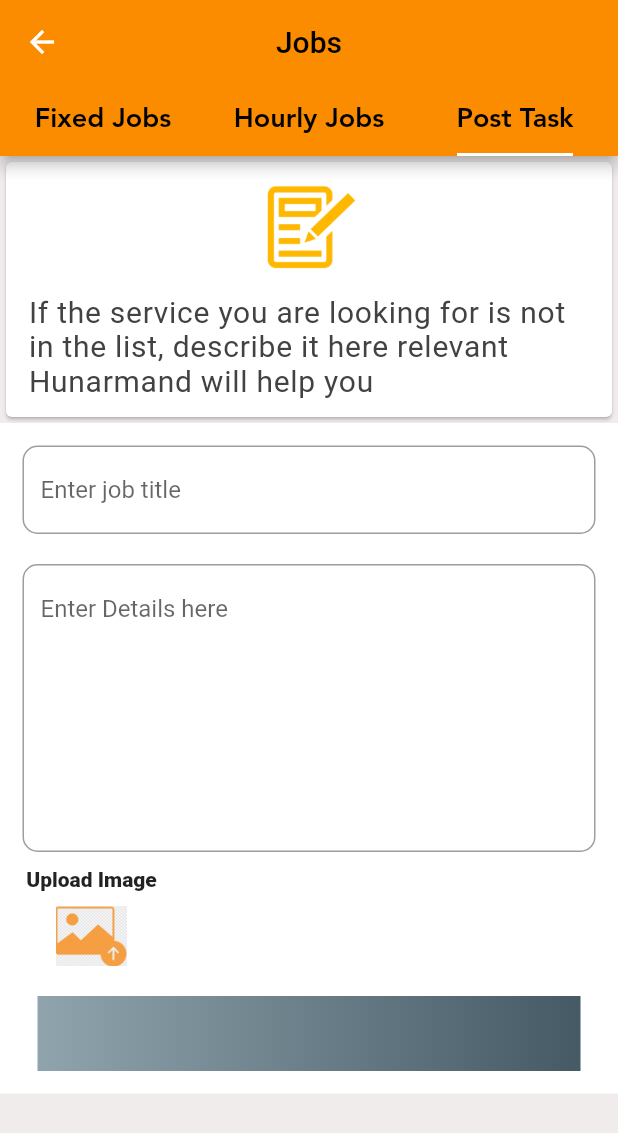
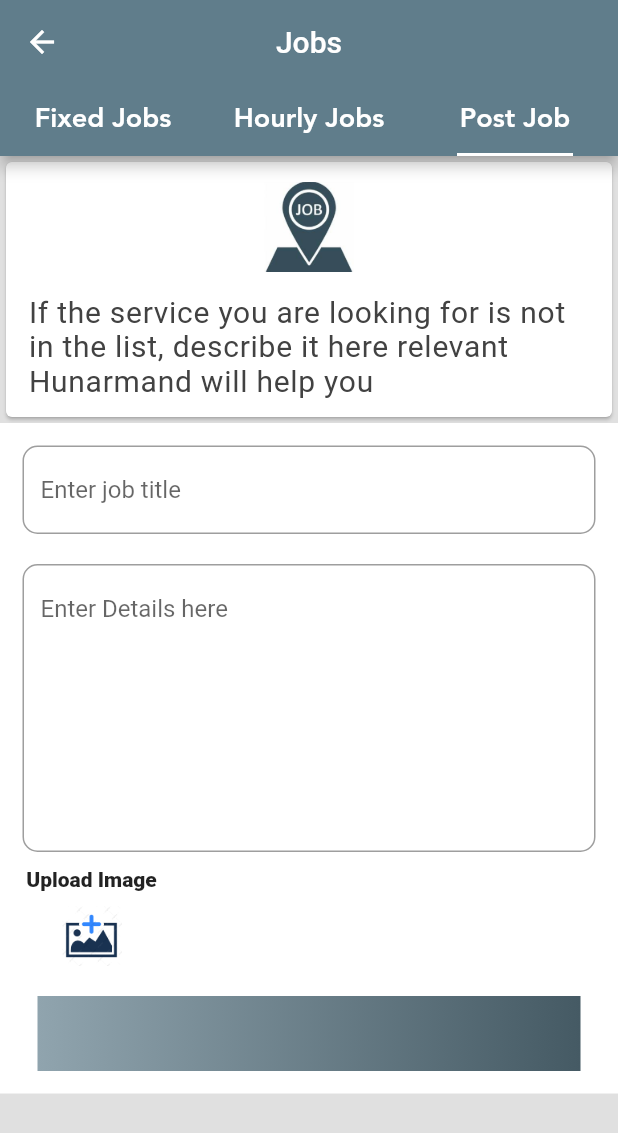
Before and after one commit to WaseemAbbasi22/Hunarmand, a Flutter app: the ServiceDetail screen opened directly, tab 3 chosen, on a phone screen of 412 x 824 dp. Shown: the top 1133 px of the screen. Run offline on Flutter 3.47's test engine with Material 2 defaults, Android fonts, the phone set to English and light mode, and no system bars; our stand-ins replace carousel_slider, firebase_auth, firebase_core, flutter_swiper, font_awesome_flutter, google_maps_flutter and 2 more; accounts and stored records are empty.

Commit message:
modifiy service detail screen

```diff
--- a/lib/Screens/electricScreen/post_job.dart
+++ b/lib/Screens/electricScreen/post_job.dart
@@ -10,7 +10,7 @@
   @override
   Widget build(BuildContext context) {
     return Scaffold(
-      backgroundColor: Color.fromRGBO(241, 236, 236, 1),
+      backgroundColor: Colors.grey[300],
       body: Container(
           // decoration: BoxDecoration(
           //   gradient: LinearGradient(
@@ -53,7 +53,7 @@
                           // ),
                           Image(
                             image: AssetImage(
-                              'assets/job_icon.png',
+                              'assets/iconjob.jpg',
                             ),
                             height: 60,
                           ),
--- a/lib/Screens/service_detail_screen.dart
+++ b/lib/Screens/service_detail_screen.dart
@@ -43,13 +43,14 @@
 
   @override
   Widget build(BuildContext context) {
+    Color textcolor = Colors.white;
     return Scaffold(
       backgroundColor: Colors.grey[300],
       appBar: AppBar(
-        backgroundColor: Colors.orange[600],
+        backgroundColor: Colors.blueGrey,
         title: Text(
           'Jobs',
-          style: TextStyle(color: Colors.black),
+          style: TextStyle(color: textcolor),
         ),
         centerTitle: true,
         // leading: Icon(
@@ -59,7 +60,7 @@
         bottom: TabBar(
           controller: tabController,
           //isScrollable: true,
-          indicatorColor: Colors.amber,
+          // indicatorColor: Colors.black,
 
           indicator: UnderlineTabIndicator(
               insets: EdgeInsets.symmetric(horizontal: 30.0)),
@@ -68,7 +69,7 @@
               // text: 'Fixed Jobs',
               child: Text('Fixed Jobs',
                   style: TextStyle(
-                      color: Colors.black,
+                      color: textcolor,
                       fontSize: 18.0,
                       fontFamily: 'avenir',
                       fontWeight: FontWeight.w600)),
@@ -76,15 +77,15 @@
             Tab(
               child: Text('Hourly Jobs',
                   style: TextStyle(
-                      color: Colors.black,
+                      color: textcolor,
                       fontSize: 18.0,
                       fontFamily: 'avenir',
                       fontWeight: FontWeight.w600)),
             ),
             Tab(
-              child: Text('Post Task',
+              child: Text('Post Job',
                   style: TextStyle(
-                      color: Colors.black,
+                      color: textcolor,
                       fontSize: 18.0,
                       fontFamily: 'avenir',
                       fontWeight: FontWeight.w600)),
@@ -120,7 +121,7 @@
                 //fixedjob(),
                 Services(),
                 Container(
-                  color: Colors.white,
+                  color: Colors.grey[300],
                   width: double.infinity,
                   padding: EdgeInsets.all(5.0),
                   child: Column(
@@ -193,8 +194,9 @@
                           : Border.all(
                               color: Colors.grey,
                             ),
-                      color:
-                          index == selectedIndex ? Colors.orange : Colors.white,
+                      color: index == selectedIndex
+                          ? Colors.blueGrey[300]
+                          : Colors.white,
                     ),
                     child: Text(
                       categories[index],
--- a/lib/Screens/services.dart
+++ b/lib/Screens/services.dart
@@ -28,7 +28,7 @@
                     decoration: BoxDecoration(
                         border: Border(
                             top: BorderSide(
-                                width: 2.0, color: Colors.amber[200]))),
+                                width: 2.0, color: Colors.blueGrey[200]))),
                     child: Padding(
                       padding: EdgeInsets.all(5),
                       child: Stack(children: <Widget>[
@@ -113,7 +113,7 @@
                   '0',
                   style: TextStyle(
                       //fontWeight: FontWeight.bold,
-                      color: Colors.amber,
+                      color: Colors.grey[700],
                       fontSize: 20),
                 ),
                 IconButton(
--- a/lib/Widgets/image_picker.dart
+++ b/lib/Widgets/image_picker.dart
@@ -86,7 +86,7 @@
             ),
             Container(
               child: Image(
-                image: AssetImage('assets/image_icon.JPG'),
+                image: AssetImage('assets/uploadimage_icon.jpg'),
                 height: 40,
               ),
             ),
```
Also changed, not shown: lib/Screens/login_screen.dart (+32 -15 lines), assets/iconjob.jpg (added), assets/uploadimage_icon.jpg (added).
